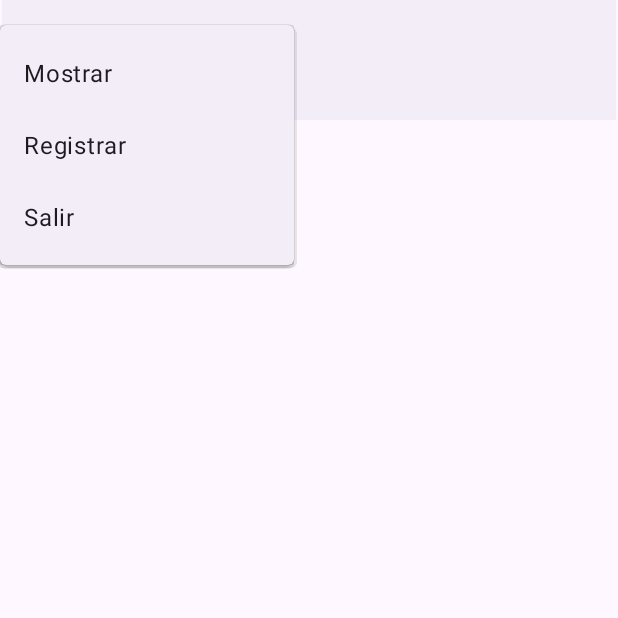
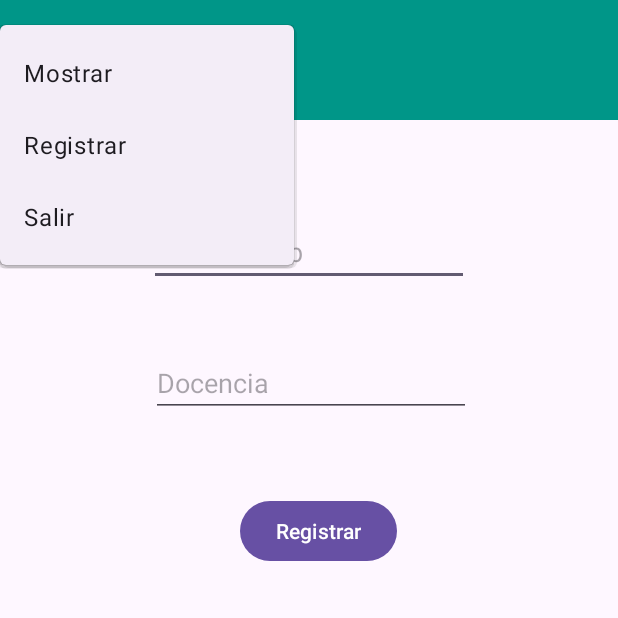
Before and after one commit to El-Actor-Alan-Versions/IntegradoraAndroid, an Android app: the RegistrarLabs screen opened directly, with no data from a screen before it, with the options menu open, on a phone screen of 412 x 824 dp, the top half of it. Run offline under Robolectric (Android 15) with nearby library versions, the phone set to English and light mode, and no system bars; our stand-ins replace Volley.

Commit message:
Registro Labs

```diff
--- a/app/src/main/res/layout/activity_registrar_labs.xml
+++ b/app/src/main/res/layout/activity_registrar_labs.xml
@@ -9,10 +9,49 @@
 
     <com.google.android.material.bottomappbar.BottomAppBar
         android:id="@+id/bottomAppBar"
-        android:layout_width="409dp"
+        android:layout_width="0dp"
         android:layout_height="wrap_content"
         android:layout_gravity="bottom"
+        app:backgroundTint="#009688"
         app:layout_constraintEnd_toEndOf="parent"
         app:layout_constraintStart_toStartOf="parent"
         app:layout_constraintTop_toTopOf="parent" />
+
+    <EditText
+        android:id="@+id/edtNomLab"
+        android:layout_width="wrap_content"
+        android:layout_height="wrap_content"
+        android:layout_marginTop="65dp"
+        android:ems="10"
+        android:hint="@string/l_labs_nom"
+        android:inputType="text"
+        app:layout_constraintEnd_toEndOf="parent"
+        app:layout_constraintStart_toStartOf="parent"
+        app:layout_constraintTop_toBottomOf="@+id/bottomAppBar" />
+
+    <Button
+        android:id="@+id/btnRegistrarLabs"
+        android:layout_width="wrap_content"
+        android:layout_height="wrap_content"
+        android:layout_marginStart="59dp"
+        android:layout_marginTop="52dp"
+        android:layout_marginEnd="45dp"
+        android:text="@string/l_botonRegistrar"
+        app:layout_constraintEnd_toEndOf="@+id/edtDocencia"
+        app:layout_constraintHorizontal_bias="0.0"
+        app:layout_constraintStart_toStartOf="@+id/edtDocencia"
+        app:layout_constraintTop_toBottomOf="@+id/edtDocencia" />
+
+    <EditText
+        android:id="@+id/edtDocencia"
+        android:layout_width="wrap_content"
+        android:layout_height="wrap_content"
+        android:layout_marginStart="2dp"
+        android:layout_marginTop="42dp"
+        android:ems="10"
+        android:hint="@string/l_labs_docencia"
+        android:inputType="number"
+        app:layout_constraintEnd_toEndOf="@+id/edtNomLab"
+        app:layout_constraintStart_toStartOf="@+id/edtNomLab"
+        app:layout_constraintTop_toBottomOf="@+id/edtNomLab" />
 </androidx.constraintlayout.widget.ConstraintLayout>
```
Also changed, not shown: app/src/main/java/mx/edu/utez/appbitacora/laboratorio/RegistrarLabs.kt (+36 -0 lines).
